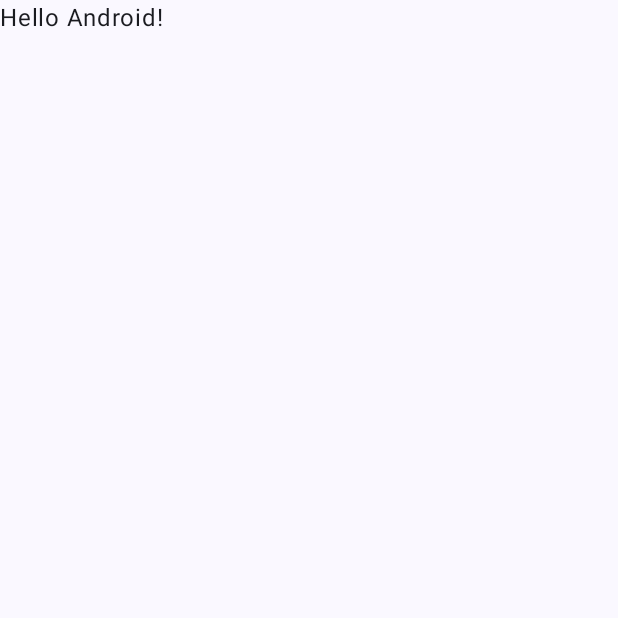
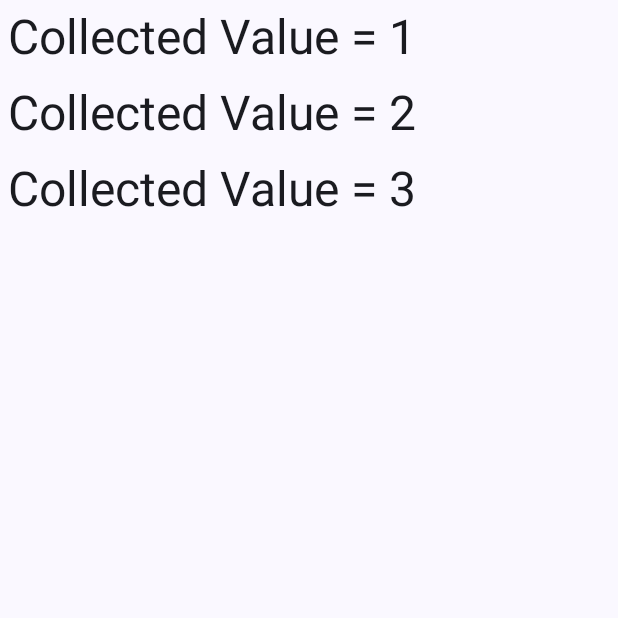
Before and after one commit to rikrolig/SharedFlowDemo, an Android app built with Jetpack Compose: the screen it shows after launch (MainActivity), on a phone screen of 412 x 824 dp, the top half of it. Before the commit the part shown is almost empty. Run offline under Robolectric (Android 15) with nearby library versions, the phone set to English and light mode, and no system bars.

Commit message:
UI with LazyColumn

```diff
--- a/app/src/main/java/com/example/sharedflowdemo/MainActivity.kt
+++ b/app/src/main/java/com/example/sharedflowdemo/MainActivity.kt
@@ -6,12 +6,23 @@ import androidx.activity.compose.setContent
 import androidx.activity.enableEdgeToEdge
 import androidx.compose.foundation.layout.fillMaxSize
 import androidx.compose.foundation.layout.padding
+import androidx.compose.foundation.lazy.LazyColumn
+import androidx.compose.foundation.lazy.items
+import androidx.compose.material3.MaterialTheme
 import androidx.compose.material3.Scaffold
 import androidx.compose.material3.Text
 import androidx.compose.runtime.Composable
+import androidx.compose.runtime.LaunchedEffect
+import androidx.compose.runtime.mutableStateListOf
+import androidx.compose.runtime.remember
 import androidx.compose.ui.Modifier
-import androidx.compose.ui.tooling.preview.Preview
+import androidx.compose.ui.unit.dp
+import androidx.lifecycle.Lifecycle
+import androidx.lifecycle.compose.LocalLifecycleOwner
+import androidx.lifecycle.repeatOnLifecycle
+import androidx.lifecycle.viewmodel.compose.viewModel
 import com.example.sharedflowdemo.ui.theme.SharedFlowDemoTheme
+import kotlinx.coroutines.flow.SharedFlow
 
 class MainActivity : ComponentActivity() {
     override fun onCreate(savedInstanceState: Bundle?) {
@@ -20,10 +31,7 @@ class MainActivity : ComponentActivity() {
         setContent {
             SharedFlowDemoTheme {
                 Scaffold(modifier = Modifier.fillMaxSize()) { innerPadding ->
-                    Greeting(
-                        name = "Android",
-                        modifier = Modifier.padding(innerPadding)
-                    )
+                    ScreenSetup(modifier = Modifier.padding(innerPadding))
                 }
             }
         }
@@ -31,17 +39,39 @@ class MainActivity : ComponentActivity() {
 }
 
 @Composable
-fun Greeting(name: String, modifier: Modifier = Modifier) {
-    Text(
-        text = "Hello $name!",
-        modifier = modifier
-    )
+fun ScreenSetup(
+    modifier: Modifier = Modifier,
+    viewModel: DemoViewModel = viewModel()
+) {
+    // Передаем поток из ViewModel в MainScreen
+    MainScreen(modifier, viewModel.sharedFlow)
 }
 
-@Preview(showBackground = true)
 @Composable
-fun GreetingPreview() {
-    SharedFlowDemoTheme {
-        Greeting("Android")
+fun MainScreen(
+    modifier: Modifier = Modifier,
+    sharedFlow: SharedFlow<Int>
+) {
+    val messages = remember { mutableStateListOf<Int>() }
+    val lifecycleOwner = LocalLifecycleOwner.current // Получаем текущий жизненный цикл
+
+    // LaunchedEffect запускает корутину для сбора данных из потока
+    LaunchedEffect(key1 = Unit) {
+        lifecycleOwner.repeatOnLifecycle(Lifecycle.State.STARTED) {
+            sharedFlow.collect { value ->
+                println("Collecting $value") // Логируем сбор
+                messages.add(value)
+            }
+        }
+    }
+
+    LazyColumn(modifier = modifier) {
+        items(messages) { value ->
+            Text(
+                "Collected Value = $value",
+                style = MaterialTheme.typography.headlineLarge,
+                modifier = Modifier.padding(5.dp)
+            )
+        }
     }
 }
```
